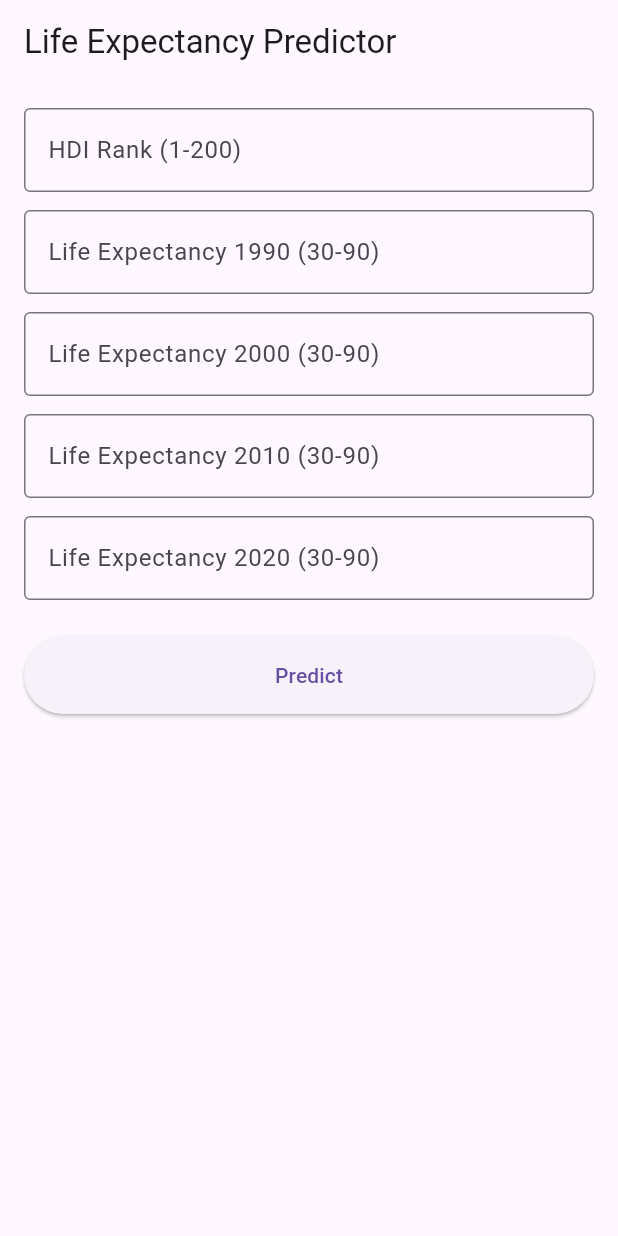
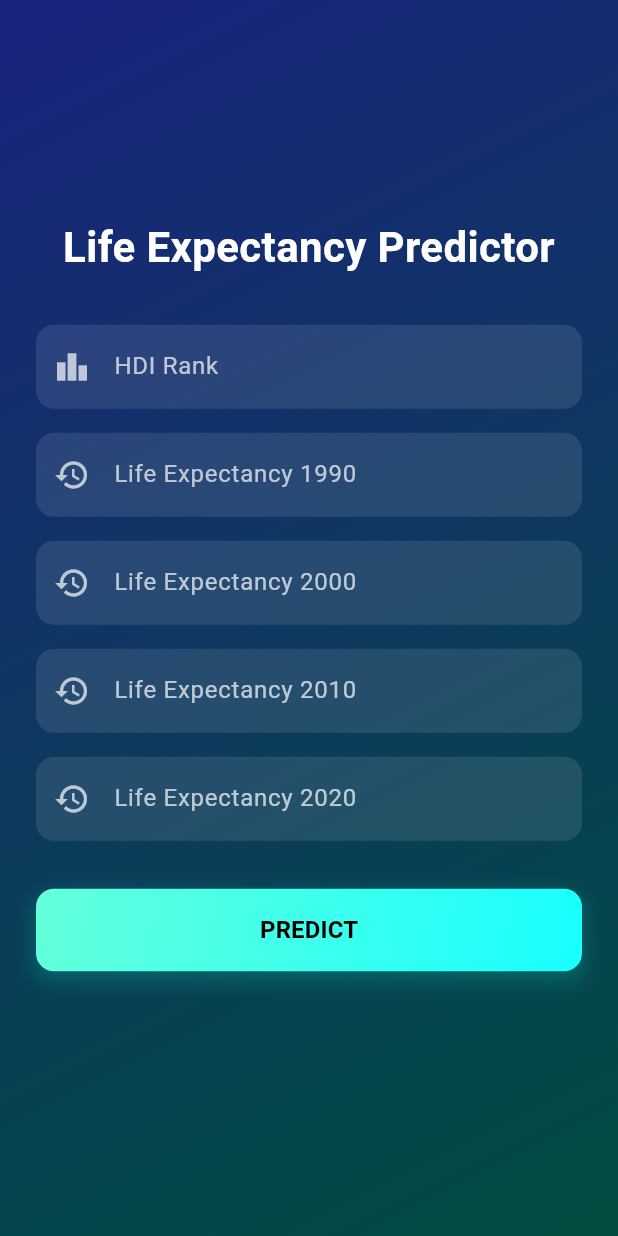
Before and after one commit to pmugabo/linear_regression_model_summative, a Flutter app: the screen it shows after launch, on a phone screen of 412 x 824 dp. Run offline on Flutter 3.47's test engine with Material 3 defaults, Android fonts, the phone set to English and light mode, and no system bars.

Commit message:
updated the ui features

```diff
--- a/flutter_app/lib/main.dart
+++ b/flutter_app/lib/main.dart
@@ -12,10 +12,12 @@ class MyApp extends StatelessWidget {
   @override
   Widget build(BuildContext context) {
     return MaterialApp(
+      debugShowCheckedModeBanner: false,
       title: 'Life Expectancy Predictor',
       theme: ThemeData(
-        primarySwatch: Colors.blue,
-        visualDensity: VisualDensity.adaptivePlatformDensity,
+        brightness: Brightness.dark,
+        primaryColor: Colors.teal,
+        fontFamily: 'Roboto',
       ),
       home: const PredictionPage(),
     );
@@ -88,44 +90,47 @@ class _PredictionPageState extends State<PredictionPage> {
   @override
   Widget build(BuildContext context) {
     return Scaffold(
-      appBar: AppBar(
-        title: const Text('Life Expectancy Predictor'),
+      body: Container(
+        decoration: const BoxDecoration(
+          gradient: LinearGradient(
+            colors: [Color(0xFF1a237e), Color(0xFF004d40)],
+            begin: Alignment.topLeft,
+            end: Alignment.bottomRight,
           ),
-      body: Padding(
-        padding: const EdgeInsets.all(16.0),
-        child: Form(
-          key: _formKey,
+        ),
+        child: SafeArea(
+          child: Center(
             child: SingleChildScrollView(
+              padding: const EdgeInsets.symmetric(horizontal: 24.0),
               child: Column(
+                mainAxisAlignment: MainAxisAlignment.center,
                 crossAxisAlignment: CrossAxisAlignment.stretch,
                 children: [
-                _buildTextField(_hdiRankController, 'HDI Rank (1-200)'),
-                const SizedBox(height: 12),
-                _buildTextField(_le1990Controller, 'Life Expectancy 1990 (30-90)'),
-                const SizedBox(height: 12),
-                _buildTextField(_le2000Controller, 'Life Expectancy 2000 (30-90)'),
-                const SizedBox(height: 12),
-                _buildTextField(_le2010Controller, 'Life Expectancy 2010 (30-90)'),
-                const SizedBox(height: 12),
-                _buildTextField(_le2020Controller, 'Life Expectancy 2020 (30-90)'),
-                const SizedBox(height: 24),
-                ElevatedButton(
-                  onPressed: _isLoading ? null : _predict,
-                  child: _isLoading
-                      ? const CircularProgressIndicator(color: Colors.white)
-                      : const Text('Predict'),
-                  style: ElevatedButton.styleFrom(
-                    padding: const EdgeInsets.symmetric(vertical: 16),
+                  const Text(
+                    'Life Expectancy Predictor',
+                    textAlign: TextAlign.center,
+                    style: TextStyle(
+                      fontSize: 28,
+                      fontWeight: FontWeight.bold,
+                      color: Colors.white,
                     ),
                   ),
-                const SizedBox(height: 24),
-                if (_predictionResult.isNotEmpty)
-                  Text(
-                    _predictionResult,
-                    textAlign: TextAlign.center,
-                    style: const TextStyle(fontSize: 18, fontWeight: FontWeight.bold),
+                  const SizedBox(height: 32),
+                  _buildTextField(_hdiRankController, 'HDI Rank', Icons.leaderboard),
+                  const SizedBox(height: 16),
+                  _buildTextField(_le1990Controller, 'Life Expectancy 1990', Icons.history),
+                  const SizedBox(height: 16),
+                  _buildTextField(_le2000Controller, 'Life Expectancy 2000', Icons.history),
+                  const SizedBox(height: 16),
+                  _buildTextField(_le2010Controller, 'Life Expectancy 2010', Icons.history),
+                  const SizedBox(height: 16),
+                  _buildTextField(_le2020Controller, 'Life Expectancy 2020', Icons.history),
+                  const SizedBox(height: 32),
+                  _buildPredictButton(),
+                  const SizedBox(height: 32),
+                  if (_predictionResult.isNotEmpty) _buildResultCard(),
+                ],
               ),
-              ],
             ),
           ),
         ),
@@ -133,13 +138,25 @@ class _PredictionPageState extends State<PredictionPage> {
     );
   }
 
-  Widget _buildTextField(TextEditingController controller, String label) {
+  Widget _buildTextField(TextEditingController controller, String label, IconData icon) {
     return TextFormField(
       controller: controller,
       keyboardType: TextInputType.number,
+      style: const TextStyle(color: Colors.white),
       decoration: InputDecoration(
         labelText: label,
-        border: const OutlineInputBorder(),
+        labelStyle: const TextStyle(color: Colors.white70),
+        prefixIcon: Icon(icon, color: Colors.white70),
+        filled: true,
+        fillColor: Colors.white.withOpacity(0.1),
+        enabledBorder: OutlineInputBorder(
+          borderRadius: BorderRadius.circular(12),
+          borderSide: const BorderSide(color: Colors.transparent),
+        ),
+        focusedBorder: OutlineInputBorder(
+          borderRadius: BorderRadius.circular(12),
+          borderSide: const BorderSide(color: Colors.tealAccent),
+        ),
       ),
       validator: (value) {
         if (value == null || value.isEmpty) {
@@ -152,4 +169,63 @@ class _PredictionPageState extends State<PredictionPage> {
       },
     );
   }
+
+  Widget _buildPredictButton() {
+    return Container(
+      decoration: BoxDecoration(
+        borderRadius: BorderRadius.circular(12),
+        gradient: const LinearGradient(
+          colors: [Colors.tealAccent, Colors.cyanAccent],
+          begin: Alignment.topLeft,
+          end: Alignment.bottomRight,
+        ),
+        boxShadow: [
+          BoxShadow(
+            color: Colors.teal.withOpacity(0.4),
+            spreadRadius: 2,
+            blurRadius: 10,
+            offset: const Offset(0, 5),
+          ),
+        ],
+      ),
+      child: ElevatedButton(
+        onPressed: _isLoading ? null : _predict,
+        style: ElevatedButton.styleFrom(
+          backgroundColor: Colors.transparent,
+          shadowColor: Colors.transparent,
+          padding: const EdgeInsets.symmetric(vertical: 16),
+          shape: RoundedRectangleBorder(borderRadius: BorderRadius.circular(12)),
+        ),
+        child: _isLoading
+            ? const CircularProgressIndicator(color: Colors.black)
+            : const Text(
+                'PREDICT',
+                style: TextStyle(
+                  color: Colors.black,
+                  fontWeight: FontWeight.bold,
+                  fontSize: 16,
+                ),
+              ),
+      ),
+    );
   }
+
+  Widget _buildResultCard() {
+    return Card(
+      color: Colors.white.withOpacity(0.1),
+      shape: RoundedRectangleBorder(borderRadius: BorderRadius.circular(12)),
+      child: Padding(
+        padding: const EdgeInsets.all(16.0),
+        child: Text(
+          _predictionResult,
+          textAlign: TextAlign.center,
+          style: const TextStyle(
+            fontSize: 18,
+            fontWeight: FontWeight.bold,
+            color: Colors.white,
+          ),
+        ),
+      ),
+    );
+  }
+}
```
Lines whose indentation alone changed are shown as unchanged.
